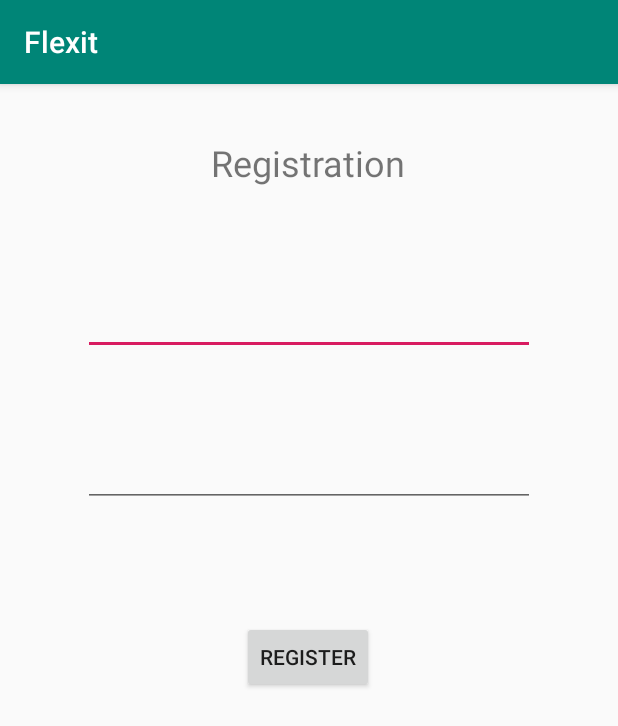
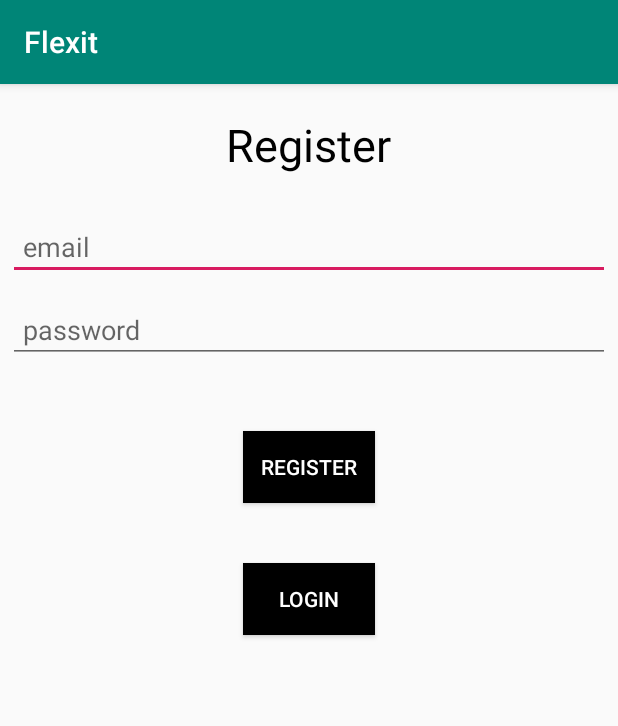
Before and after one commit to WSU-4110/FlexiT, an Android app: the screen it shows after launch (RegisterActivity before the commit, MainActivity after it), after a tap on "REGISTER", on a phone screen of 412 x 824 dp. Shown: the top 726 px of the screen. Run offline under Robolectric (Android 15) with nearby library versions, the phone set to English and light mode, and no system bars; our stand-ins replace Firebase (no records; nobody signed in at launch, a user with empty details on screens opened directly).

Commit message:
Revert "Seperated Register into its own activity"
This reverts commit da28dfb07d1ba5fd6a7e93b9e6b73b66d6a7a66c.

```diff
--- a/app/src/main/AndroidManifest.xml
+++ b/app/src/main/AndroidManifest.xml
@@ -9,8 +9,7 @@
         android:roundIcon="@mipmap/ic_launcher_round"
         android:supportsRtl="true"
         android:theme="@style/AppTheme">
-        <activity android:name=".RegisterActivity"></activity>
-        <activity android:name=".FeedActivity" />
+        <activity android:name=".FeedActivity"></activity>
         <activity android:name=".LoginActivity" />
         <activity android:name=".ProfileActivity" />
         <activity android:name=".MainActivity">
--- a/app/src/main/java/com/example/flexit/MainActivity.java
+++ b/app/src/main/java/com/example/flexit/MainActivity.java
@@ -26,6 +26,8 @@ import com.google.firebase.database.DatabaseError;
 public class MainActivity extends AppCompatActivity {
 
     private FirebaseAuth mAuth;
+    private EditText password;
+    private EditText email;
     private Button button_register;
     private Button button_login;
     private FirebaseDatabase dataBase;
@@ -37,6 +39,8 @@ public class MainActivity extends AppCompatActivity {
     protected void onCreate(Bundle savedInstanceState) {
         super.onCreate(savedInstanceState);
         setContentView(R.layout.activity_main);
+        email = (EditText) findViewById(R.id.signup_email_input);
+        password =(EditText) findViewById(R.id.signup_password_input);
         button_register = (Button)findViewById(R.id.button_register);
         button_login = (Button)findViewById(R.id.button_login);
         mAuth = FirebaseAuth.getInstance();
@@ -52,8 +56,7 @@ public class MainActivity extends AppCompatActivity {
             @Override
             public void onClick(View v) {
                 if (v == button_register ){
-                    startActivity(new Intent(getApplicationContext(),
-                            RegisterActivity.class));
+                    RegisterUser();
                 }
             }
         });
@@ -67,4 +70,42 @@ public class MainActivity extends AppCompatActivity {
             }
         });
     }
+    public  void RegisterUser(){
+        String Email = email.getText().toString().trim();
+        String Password = password.getText().toString().trim();
+        if (TextUtils.isEmpty(Email)){
+            Toast.makeText(this, "A field is empty", Toast.LENGTH_SHORT).show();
+            return;
+        }
+        if (TextUtils.isEmpty(Password)){
+            Toast.makeText(this, "A field is empty", Toast.LENGTH_SHORT).show();
+            return;
+        }
+
+        mAuth.createUserWithEmailAndPassword(Email,Password)
+                .addOnCompleteListener(this, new OnCompleteListener<AuthResult>(){
+                    @Override
+                    public void onComplete(@NonNull Task<AuthResult> task){
+                        try{
+                            //check if registration was successful
+                            if(task.isSuccessful()){
+                                //User registration is succcessful
+                                //start profile activity here
+                                Toast.makeText(MainActivity.this, "registration successful",
+                                        Toast.LENGTH_SHORT).show();
+                                finish();
+                                startActivity(new Intent(getApplicationContext(),ProfileActivity.class));
+                            }
+                            else{
+                                Toast.makeText(MainActivity.this, "Couldn't register, try again",
+                                        Toast.LENGTH_SHORT).show();
+                            }
+                        }
+                        catch (Exception e){
+                            e.printStackTrace();
+                        }
+                    }
+                });
+    }
+
 }
--- a/app/src/main/java/com/example/flexit/RegisterActivity.java
+++ /dev/null
@@ -1,102 +0,0 @@
-package com.example.flexit;
-
-import androidx.annotation.NonNull;
-import androidx.appcompat.app.AppCompatActivity;
-
-import android.content.Intent;
-import android.os.Bundle;
-import android.text.TextUtils;
-import android.view.View;
-import android.widget.Button;
-import android.widget.EditText;
-import android.widget.Toast;
-import android.util.Log;
-
-import com.google.android.gms.tasks.OnCompleteListener;
-import com.google.android.gms.tasks.Task;
-import com.google.firebase.auth.AuthResult;
-import com.google.firebase.auth.FirebaseAuth;
-import com.google.firebase.database.DatabaseReference;
-import com.google.firebase.database.FirebaseDatabase;
-
-public class RegisterActivity extends AppCompatActivity {
-
-    private FirebaseAuth mAuth;
-    private EditText password;
-    private EditText email;
-    private Button button_register;
-
-    private FirebaseDatabase dataBase;
-    private DatabaseReference myRef;
-
-    @Override
-    protected void onCreate(Bundle savedInstanceState) {
-        super.onCreate(savedInstanceState);
-        setContentView(R.layout.activity_register);
-
-        email = (EditText) findViewById(R.id.signup_email_input);
-        password =(EditText) findViewById(R.id.signup_password_input);
-        button_register = (Button)findViewById(R.id.button_register);
-
-        mAuth = FirebaseAuth.getInstance();
-
-        button_register.setOnClickListener(new View.OnClickListener() {
-            @Override
-            public void onClick(View v) {
-                if (v == button_register ){
-                    RegisterUser();
-                }
-            }
-        });
-    }
-
-    public void RegisterUser(){
-        String Email = email.getText().toString().trim();
-        String Password = password.getText().toString().trim();
-
-        //If both fields are empty
-        if(TextUtils.isEmpty(Email) && TextUtils.isEmpty(Password)){
-            Toast.makeText(RegisterActivity.this, "Both fields are empty",
-                            Toast.LENGTH_SHORT).show();
-            return;
-        }
-        //IF Email field is empty
-        if(TextUtils.isEmpty(Email)){
-            Toast.makeText(RegisterActivity.this, "Email cannot be empty",
-                    Toast.LENGTH_SHORT).show();
-            return;
-        }
-        //IF Password field is empty
-        if(TextUtils.isEmpty(Password)){
-            Toast.makeText(RegisterActivity.this, "Please enter a password",
-                    Toast.LENGTH_SHORT).show();
-            return;
-        }
-
-        //Registering the user
-        mAuth.createUserWithEmailAndPassword(Email, Password)
-                .addOnCompleteListener(RegisterActivity.this, new OnCompleteListener<AuthResult>() {
-                    @Override
-                    public void onComplete(@NonNull Task<AuthResult> task) {
-                        try {
-                            if(task.isSuccessful()){
-                                //User registration is successful
-                                //start profile activity here
-                                Toast.makeText(RegisterActivity.this, "Registration Successful",
-                                                Toast.LENGTH_SHORT).show();
-                                finish(); //finish activity
-                                //and start ProfileActivity
-                                startActivity(new Intent(getApplicationContext(), ProfileActivity.class));
-                            }
-                            else{
-                                Toast.makeText(RegisterActivity.this, "Couldn't register, try again",
-                                                Toast.LENGTH_SHORT).show();
-                            }
-                        }
-                        catch (Exception e){
-                            e.printStackTrace();
-                        }
-                    }
-                });
-    }
-}
--- a/app/src/main/res/layout/activity_main.xml
+++ b/app/src/main/res/layout/activity_main.xml
@@ -6,34 +6,46 @@
     android:layout_width="match_parent"
     android:layout_height="match_parent"
     tools:context="com.example.flexit.MainActivity">
-
-    <androidx.constraintlayout.widget.ConstraintLayout
+    <TextView
+        android:layout_width="wrap_content"
+        android:layout_height="wrap_content"
+        android:layout_gravity="center"
+        android:padding="20dp"
+        android:textSize="30sp"
+        android:text="Register"
+        android:textColor="#000"/>
+    <EditText
+        android:padding="10dp"
+        android:layout_margin="5dp"
         android:layout_width="match_parent"
-        android:layout_height="match_parent">
-
-        <Button
-            android:id="@+id/button_login"
-            android:layout_width="223dp"
-            android:layout_height="128dp"
-            android:text="Login"
-            android:textSize="40dp"
-            app:layout_constraintBottom_toBottomOf="parent"
-            app:layout_constraintEnd_toEndOf="parent"
-            app:layout_constraintStart_toStartOf="parent"
-            app:layout_constraintTop_toBottomOf="@+id/button_register"
-            app:layout_constraintVertical_bias="0.226" />
-
-        <Button
-            android:id="@+id/button_register"
-            android:layout_width="223dp"
-            android:layout_height="128dp"
-            android:layout_marginTop="192dp"
-            android:text="Register"
-            android:textSize="40dp"
-            app:layout_constraintBottom_toBottomOf="parent"
-            app:layout_constraintEnd_toEndOf="parent"
-            app:layout_constraintStart_toStartOf="parent"
-            app:layout_constraintTop_toTopOf="parent"
-            app:layout_constraintVertical_bias="0.0" />
-    </androidx.constraintlayout.widget.ConstraintLayout>
+        android:layout_height="wrap_content"
+        android:hint="email"
+        android:id="@+id/signup_email_input"
+        android:inputType="textEmailAddress"/>
+    <EditText
+        android:padding="10dp"
+        android:layout_margin="5dp"
+        android:layout_width="match_parent"
+        android:layout_height="wrap_content"
+        android:hint="password"
+        android:id="@+id/signup_password_input"
+        android:inputType="textPassword"/>
+    <Button
+        android:id="@+id/button_register"
+        android:layout_width="wrap_content"
+        android:layout_height="wrap_content"
+        android:text="Register"
+        android:background="#000"
+        android:textColor="#fff"
+        android:layout_gravity="center"
+        android:layout_marginTop="40dp"/>
+    <Button
+        android:id="@+id/button_login"
+        android:layout_width="wrap_content"
+        android:layout_height="wrap_content"
+        android:text="Login"
+        android:background="#000"
+        android:textColor="#fff"
+        android:layout_gravity="center"
+        android:layout_marginTop="40dp"/>
 </LinearLayout>
--- a/app/src/main/res/layout/activity_register.xml
+++ /dev/null
@@ -1,56 +0,0 @@
-<?xml version="1.0" encoding="utf-8"?>
-<androidx.constraintlayout.widget.ConstraintLayout xmlns:android="http://schemas.android.com/apk/res/android"
-    xmlns:app="http://schemas.android.com/apk/res-auto"
-    xmlns:tools="http://schemas.android.com/tools"
-    android:layout_width="match_parent"
-    android:layout_height="match_parent"
-    tools:context=".RegisterActivity">
-
-    <EditText
-        android:id="@+id/signup_email_input"
-        android:layout_width="301dp"
-        android:layout_height="45dp"
-        android:layout_marginBottom="536dp"
-        android:ems="10"
-        android:inputType="textEmailAddress"
-        app:layout_constraintBottom_toBottomOf="parent"
-        app:layout_constraintEnd_toEndOf="parent"
-        app:layout_constraintStart_toStartOf="parent"
-        app:layout_constraintTop_toBottomOf="@+id/textView" />
-
-    <EditText
-        android:id="@+id/signup_password_input"
-        android:layout_width="301dp"
-        android:layout_height="45dp"
-        android:layout_marginTop="56dp"
-        android:ems="10"
-        android:inputType="textPassword"
-        app:layout_constraintEnd_toEndOf="parent"
-        app:layout_constraintStart_toStartOf="parent"
-        app:layout_constraintTop_toBottomOf="@+id/signup_email_input" />
-
-    <Button
-        android:id="@+id/button_register"
-        android:layout_width="wrap_content"
-        android:layout_height="wrap_content"
-        android:layout_marginTop="76dp"
-        android:text="Register"
-        app:layout_constraintEnd_toEndOf="parent"
-        app:layout_constraintHorizontal_bias="0.498"
-        app:layout_constraintStart_toStartOf="parent"
-        app:layout_constraintTop_toBottomOf="@+id/signup_password_input" />
-
-    <TextView
-        android:id="@+id/textView"
-        android:layout_width="130dp"
-        android:layout_height="47dp"
-        android:layout_marginTop="36dp"
-        android:text="Registration"
-        android:textAlignment="center"
-        android:textSize="24sp"
-        app:autoSizeTextType="uniform"
-        app:layout_constraintEnd_toEndOf="parent"
-        app:layout_constraintHorizontal_bias="0.498"
-        app:layout_constraintStart_toStartOf="parent"
-        app:layout_constraintTop_toTopOf="parent" />
-</androidx.constraintlayout.widget.ConstraintLayout>
```
